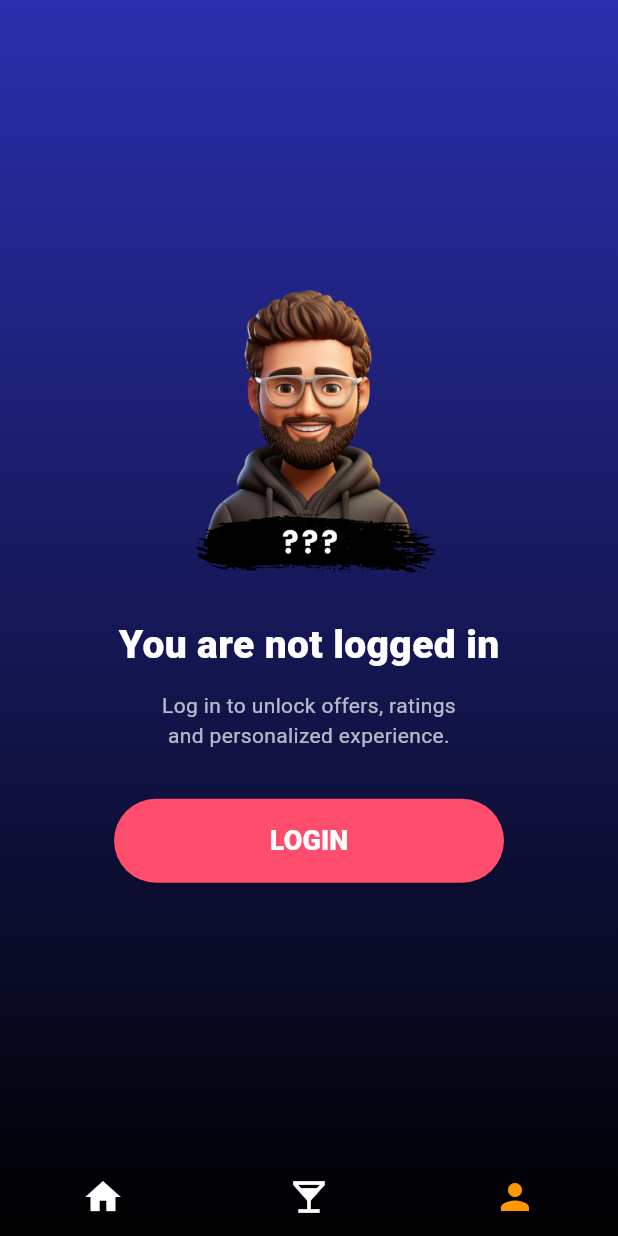
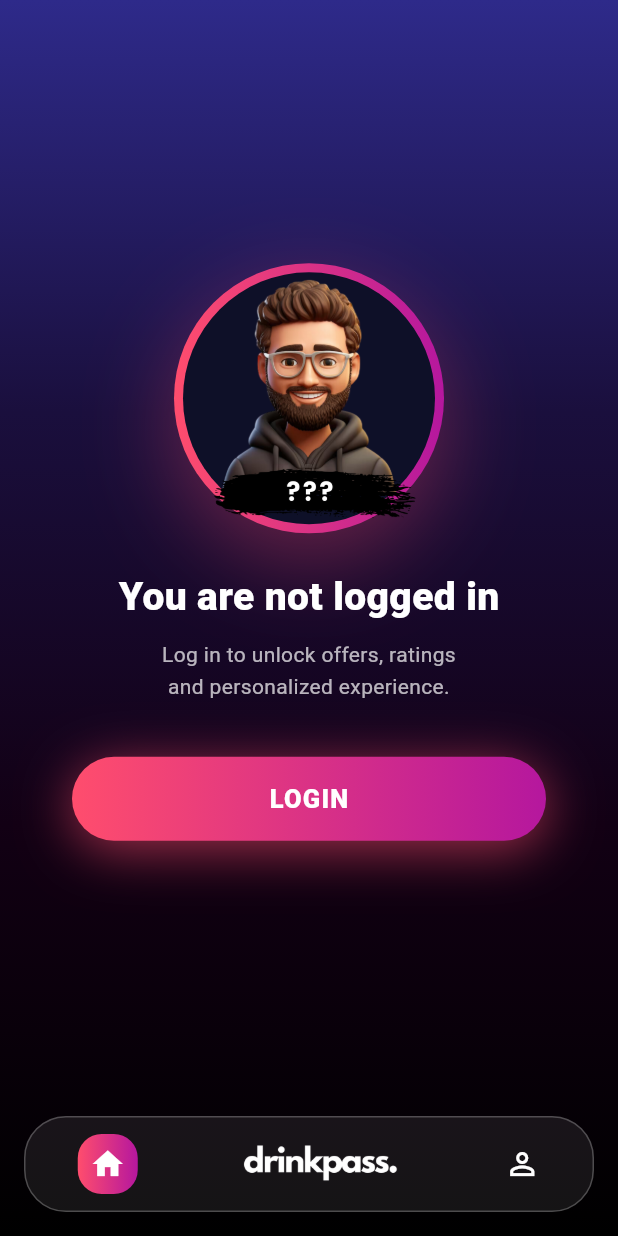
Before and after one commit to lukacetkovic/DrinkPass_projekat, a Flutter app: the MyProfileScreen screen opened by its route, on a phone screen of 412 x 824 dp. Run offline on Flutter 3.47's test engine with Material 3 defaults, Android fonts, the phone set to English and light mode, and no system bars; Roboto replaces fonts that are missing (Poppins).

Commit message:
Redizajn myProfile screen-a i dodavanje funkcije footer-u

```diff
--- a/lib/screens/myProfile_screen.dart
+++ b/lib/screens/myProfile_screen.dart
@@ -7,6 +7,23 @@ import '../navigation/app_routes.dart';
 class MyProfileScreen extends StatelessWidget {
   const MyProfileScreen({super.key});
 
+  static const LinearGradient backgroundGradient = LinearGradient(
+    begin: Alignment.topCenter,
+    end: Alignment.bottomCenter,
+    colors: [
+      Color(0xFF2E2A8A),
+      Color(0xFF1A0F3D),
+      Color(0xFF120014),
+      Color(0xFF000000),
+    ],
+  );
+
+  static const LinearGradient primaryGradient = LinearGradient(
+    colors: [Color(0xFFFF4D6D), Color(0xFFB5179E)],
+    begin: Alignment.centerLeft,
+    end: Alignment.centerRight,
+  );
+
   @override
   Widget build(BuildContext context) {
     final isLoggedIn = context.watch<AuthState>().isLoggedIn;
@@ -14,16 +31,7 @@ class MyProfileScreen extends StatelessWidget {
     return Scaffold(
       body: Container(
         width: double.infinity,
-        decoration: const BoxDecoration(
-          gradient: LinearGradient(
-            begin: Alignment.topCenter,
-            end: Alignment.bottomCenter,
-            colors: [
-              Color(0xFF2B2FAE),
-              Color(0xFF000000),
-            ],
-          ),
-        ),
+        decoration: const BoxDecoration(gradient: backgroundGradient),
         child: SafeArea(
           child: Column(
             children: [
@@ -32,7 +40,7 @@ class MyProfileScreen extends StatelessWidget {
                     ? _loggedInContent(context)
                     : _loggedOutContent(context),
               ),
-              _bottomNavBar(),
+              _glassBottomNav(context),
             ],
           ),
         ),
@@ -40,135 +48,195 @@ class MyProfileScreen extends StatelessWidget {
     );
   }
 
-
   Widget _loggedInContent(BuildContext context) {
     return Column(
       mainAxisAlignment: MainAxisAlignment.center,
       children: [
-        Image.asset('assets/images/NEW_ACC_AVATAR.png', height: 180),
+        _avatarCircle('assets/images/NEW_ACC_AVATAR.png'),
         const SizedBox(height: 24),
 
         const Text(
           'Welcome back 👋',
           style: TextStyle(
+            fontFamily: 'Poppins',
+            fontSize: 26,
+            fontWeight: FontWeight.w900,
             color: Colors.white,
-            fontFamily: 'Poppins',
-            fontSize: 28,
-            fontWeight: FontWeight.w800,
           ),
         ),
 
-        const SizedBox(height: 8),
+        const SizedBox(height: 6),
 
         const Text(
           'user@email.com',
           style: TextStyle(
-            color: Colors.white70,
             fontFamily: 'Poppins',
             fontSize: 14,
+            color: Colors.white70,
           ),
         ),
 
-        const SizedBox(height: 32),
+        const SizedBox(height: 36),
 
-        SizedBox(
-          width: 220,
-          height: 52,
-          child: ElevatedButton(
-            onPressed: () {
-              context.read<AuthState>().logout();
-              Navigator.pushReplacementNamed(context, AppRoutes.login);
-            },
-            style: ElevatedButton.styleFrom(
-              backgroundColor: const Color(0xFFFF4D6D),
-              shape: RoundedRectangleBorder(
-                borderRadius: BorderRadius.circular(26),
-              ),
-            ),
-            child: const Text(
-              'LOG OUT',
-              style: TextStyle(
-                color: Colors.white,
-                fontFamily: 'Poppins',
-                fontWeight: FontWeight.w700,
-                fontSize: 16,
-              ),
-            ),
-          ),
+        _primaryButton(
+          text: 'LOG OUT',
+          onTap: () {
+            context.read<AuthState>().logout();
+            Navigator.pushReplacementNamed(context, AppRoutes.login);
+          },
         ),
       ],
     );
   }
 
-
   Widget _loggedOutContent(BuildContext context) {
     return Column(
       mainAxisAlignment: MainAxisAlignment.center,
       children: [
-        Image.asset('assets/images/AVATAR3.png', height: 200),
+        _avatarCircle('assets/images/AVATAR3.png'),
         const SizedBox(height: 24),
 
         const Text(
           'You are not logged in',
           style: TextStyle(
-            color: Colors.white,
             fontFamily: 'Poppins',
             fontSize: 26,
-            fontWeight: FontWeight.w800,
+            fontWeight: FontWeight.w900,
+            color: Colors.white,
           ),
         ),
 
-        const SizedBox(height: 12),
+        const SizedBox(height: 10),
 
         const Text(
           'Log in to unlock offers, ratings\nand personalized experience.',
           textAlign: TextAlign.center,
           style: TextStyle(
-            color: Colors.white70,
             fontFamily: 'Poppins',
             fontSize: 14,
+            color: Colors.white70,
+            height: 1.5,
           ),
         ),
 
-        const SizedBox(height: 32),
+        const SizedBox(height: 36),
 
-        SizedBox(
-          width: 260,
-          height: 56,
-          child: ElevatedButton(
-            onPressed: () {
-              Navigator.pushReplacementNamed(context, AppRoutes.login);
-            },
-            style: ElevatedButton.styleFrom(
-              backgroundColor: const Color(0xFFFF4D6D),
-              shape: RoundedRectangleBorder(
-                borderRadius: BorderRadius.circular(28),
-              ),
-            ),
-            child: const Text(
-              'LOGIN',
-              style: TextStyle(
-                color: Colors.white,
-                fontFamily: 'Poppins',
-                fontWeight: FontWeight.w800,
-                fontSize: 18,
-              ),
-            ),
-          ),
+        _primaryButton(
+          text: 'LOGIN',
+          onTap: () {
+            Navigator.pushReplacementNamed(context, AppRoutes.login);
+          },
         ),
       ],
     );
   }
 
-  Widget _bottomNavBar() {
+  Widget _avatarCircle(String asset) {
+    return Container(
+      width: 180,
+      height: 180,
+      decoration: BoxDecoration(
+        shape: BoxShape.circle,
+        gradient: primaryGradient,
+        boxShadow: [
+          BoxShadow(
+            color: const Color(0xFFFF4D6D).withOpacity(0.35),
+            blurRadius: 50,
+            offset: const Offset(0, 18),
+          ),
+        ],
+      ),
+      padding: const EdgeInsets.all(6),
+      child: Container(
+        decoration: const BoxDecoration(
+          shape: BoxShape.circle,
+          color: Color(0xFF0E1028),
+        ),
+        child: Image.asset(asset, fit: BoxFit.contain),
+      ),
+    );
+  }
+
+  Widget _primaryButton({
+    required String text,
+    required VoidCallback onTap,
+  }) {
     return Padding(
-      padding: const EdgeInsets.only(bottom: 12, top: 8),
+      padding: const EdgeInsets.symmetric(horizontal: 48),
+      child: GestureDetector(
+        onTap: onTap,
+        child: Container(
+          height: 56,
+          decoration: BoxDecoration(
+            gradient: primaryGradient,
+            borderRadius: BorderRadius.circular(32),
+            boxShadow: [
+              BoxShadow(
+                color: const Color(0xFFFF4D6D).withOpacity(0.6),
+                blurRadius: 30,
+                offset: const Offset(0, 6),
+              ),
+            ],
+          ),
+          child: Center(
+            child: Text(
+              text,
+              style: const TextStyle(
+                fontFamily: 'Poppins',
+                fontWeight: FontWeight.w800,
+                fontSize: 17,
+                letterSpacing: 0.8,
+                color: Colors.white,
+              ),
+            ),
+          ),
+        ),
+      ),
+    );
+  }
+
+  Widget _glassBottomNav(BuildContext context) {
+    return Container(
+      margin: const EdgeInsets.fromLTRB(16, 8, 16, 16),
+      padding: const EdgeInsets.symmetric(vertical: 10),
+      decoration: BoxDecoration(
+        color: Colors.white.withOpacity(0.08),
+        borderRadius: BorderRadius.circular(28),
+        border: Border.all(color: Colors.white24),
+      ),
       child: Row(
         mainAxisAlignment: MainAxisAlignment.spaceAround,
-        children: const [
-          Icon(Icons.home, color: Colors.white, size: 28),
-          Icon(Icons.local_bar, color: Colors.white, size: 28),
-          Icon(Icons.person, color: Colors.orange, size: 28),
+        children: [
+          // Dodajemo da HOME dugme ima neku fuknciju - to jest da samo ide opet na HOME PAGE
+          GestureDetector(
+            onTap: () {
+              Navigator.pushReplacementNamed(context, AppRoutes.home);
+            },
+            child: Container(
+              padding: const EdgeInsets.all(8),
+              decoration: BoxDecoration(
+                gradient: primaryGradient,
+                borderRadius: BorderRadius.circular(16),
+              ),
+              child: const Icon(Icons.home, color: Colors.white),
+            ),
+          ),
+
+          // Dodajemo da LOGO isto ima neku fukcniju, i on da vraca na HOME
+          GestureDetector(
+            onTap: () {
+              Navigator.pushReplacementNamed(context, AppRoutes.home);
+            },
+            child: Image.asset('assets/images/LOGO.png', height: 42),
+          ),
+
+          // Dodajemo da MY PROFILE vraca na MY PROFILE screen
+          GestureDetector(
+            onTap: () {
+              Navigator.pushNamed(context, AppRoutes.profile);
+            },
+            child: const Icon(Icons.person_outline, color: Colors.white),
+          ),
         ],
       ),
     );
```
